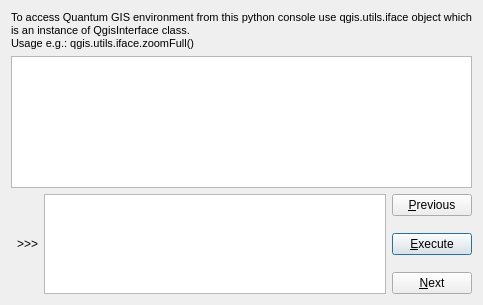
The window that qgis/src/ui/qgspythondialog.ui (sourcepole/qgis) describes before a commit, drawn with Qt 5.
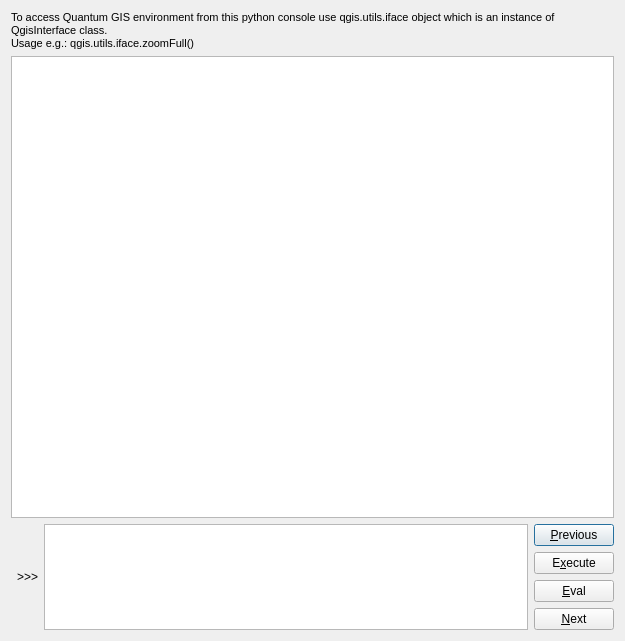
The same window after the commit.

Commit message: add eval button to python console that evaluated single line commands and shows the result

```diff
--- a/qgis/src/ui/qgspythondialog.ui
+++ b/qgis/src/ui/qgspythondialog.ui
@@ -6,36 +6,15 @@
    <rect>
     <x>0</x>
     <y>0</y>
-    <width>483</width>
-    <height>305</height>
+    <width>625</width>
+    <height>641</height>
    </rect>
   </property>
   <property name="windowTitle">
    <string>Python console</string>
   </property>
   <layout class="QGridLayout" name="gridLayout">
-   <item row="3" column="3">
-    <widget class="QPushButton" name="pbnExecute">
-     <property name="text">
-      <string>&amp;Execute</string>
-     </property>
-    </widget>
-   </item>
-   <item row="2" column="3">
-    <widget class="QPushButton" name="pbnPrev">
-     <property name="text">
-      <string>&amp;Previous</string>
-     </property>
-    </widget>
-   </item>
-   <item row="4" column="3">
-    <widget class="QPushButton" name="pbnNext">
-     <property name="text">
-      <string>&amp;Next</string>
-     </property>
-    </widget>
-   </item>
-   <item row="0" column="0" colspan="4">
+   <item row="0" column="0" colspan="5">
     <widget class="QLabel" name="lblInfo">
      <property name="sizePolicy">
       <sizepolicy hsizetype="Expanding" vsizetype="Preferred">
@@ -55,7 +34,54 @@
      </property>
     </widget>
    </item>
-   <item row="1" column="0" colspan="4">
+   <item row="2" column="4">
+    <widget class="QPushButton" name="pbnPrev">
+     <property name="text">
+      <string>&amp;Previous</string>
+     </property>
+     <property name="shortcut">
+      <string comment="Ctrl+Up"/>
+     </property>
+    </widget>
+   </item>
+   <item row="3" column="4">
+    <widget class="QPushButton" name="pbnExecute">
+     <property name="text">
+      <string>E&amp;xecute</string>
+     </property>
+    </widget>
+   </item>
+   <item row="4" column="4">
+    <widget class="QPushButton" name="pbnEval">
+     <property name="text">
+      <string>&amp;Eval</string>
+     </property>
+    </widget>
+   </item>
+   <item row="5" column="4">
+    <widget class="QPushButton" name="pbnNext">
+     <property name="text">
+      <string>&amp;Next</string>
+     </property>
+     <property name="shortcut">
+      <string/>
+     </property>
+    </widget>
+   </item>
+   <item row="2" column="1" rowspan="4" colspan="2">
+    <widget class="QLabel" name="lblPrompt">
+     <property name="sizePolicy">
+      <sizepolicy hsizetype="Preferred" vsizetype="Expanding">
+       <horstretch>0</horstretch>
+       <verstretch>0</verstretch>
+      </sizepolicy>
+     </property>
+     <property name="text">
+      <string>&gt;&gt;&gt;</string>
+     </property>
+    </widget>
+   </item>
+   <item row="1" column="0" colspan="5">
     <widget class="QTextBrowser" name="txtHistory">
      <property name="sizePolicy">
       <sizepolicy hsizetype="Expanding" vsizetype="Expanding">
@@ -67,25 +93,12 @@
       <string>&lt;!DOCTYPE HTML PUBLIC &quot;-//W3C//DTD HTML 4.0//EN&quot; &quot;http://www.w3.org/TR/REC-html40/strict.dtd&quot;&gt;
 &lt;html&gt;&lt;head&gt;&lt;meta name=&quot;qrichtext&quot; content=&quot;1&quot; /&gt;&lt;style type=&quot;text/css&quot;&gt;
 p, li { white-space: pre-wrap; }
-&lt;/style&gt;&lt;/head&gt;&lt;body style=&quot; font-family:'DejaVu Sans'; font-size:8pt; font-weight:400; font-style:normal;&quot;&gt;
+&lt;/style&gt;&lt;/head&gt;&lt;body style=&quot; font-family:'MS Shell Dlg 2'; font-size:8.25pt; font-weight:400; font-style:normal;&quot;&gt;
 &lt;p style=&quot;-qt-paragraph-type:empty; margin-top:0px; margin-bottom:0px; margin-left:0px; margin-right:0px; -qt-block-indent:0; text-indent:0px; font-family:'Sans Serif'; font-size:9pt;&quot;&gt;&lt;/p&gt;&lt;/body&gt;&lt;/html&gt;</string>
      </property>
     </widget>
    </item>
-   <item row="3" column="1">
-    <widget class="QLabel" name="lblPrompt">
-     <property name="sizePolicy">
-      <sizepolicy hsizetype="Preferred" vsizetype="Expanding">
-       <horstretch>0</horstretch>
-       <verstretch>0</verstretch>
-      </sizepolicy>
-     </property>
-     <property name="text">
-      <string>&gt;&gt;&gt;</string>
-     </property>
-    </widget>
-   </item>
-   <item row="2" column="2" rowspan="3">
+   <item row="2" column="3" rowspan="4">
     <widget class="QTextEdit" name="edtCmdLine">
      <property name="sizePolicy">
       <sizepolicy hsizetype="Expanding" vsizetype="Expanding">
```
Left out of the diff: 4 changed lines with no effect on the pictures. The commit also changes 2 other files.
